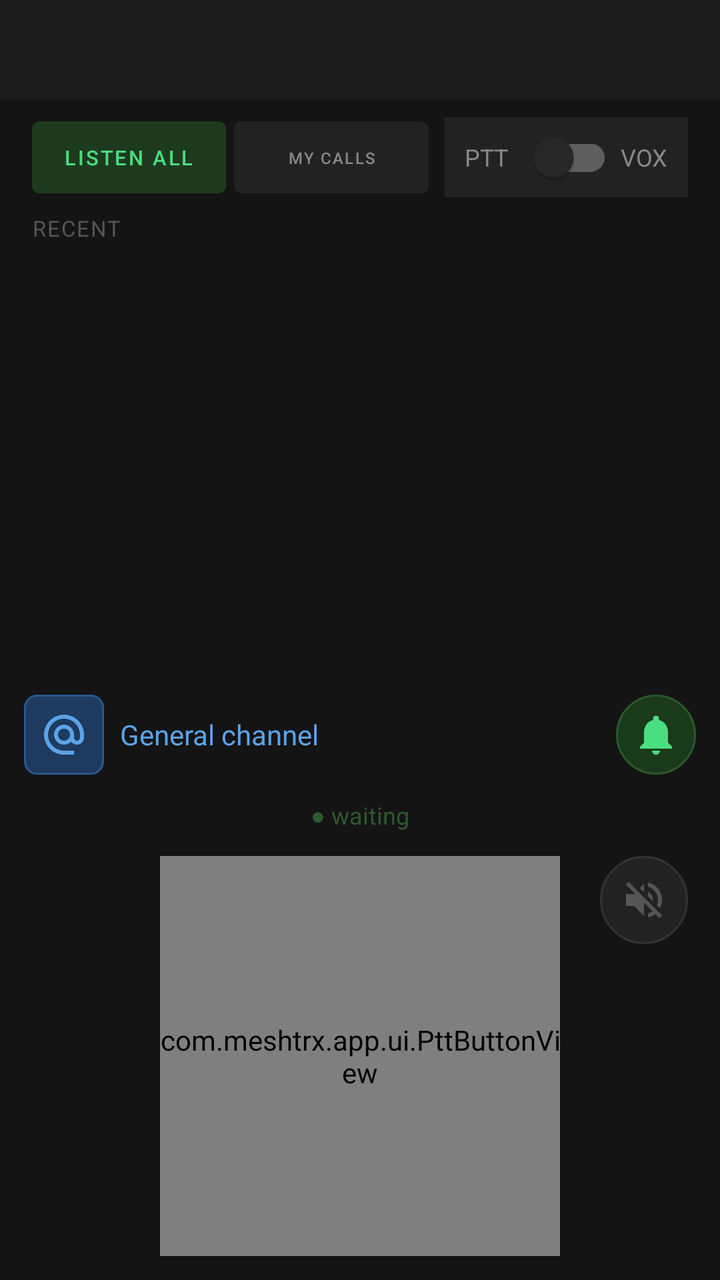
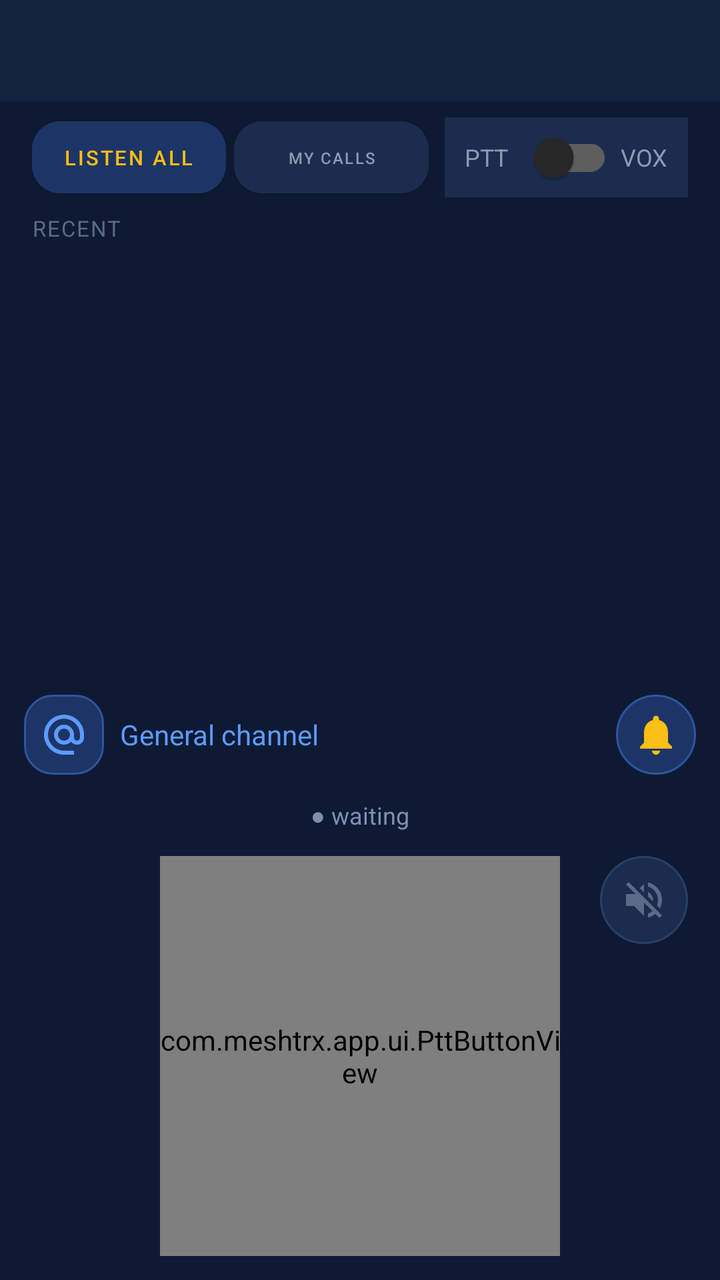

Screens rendered from an Android XML layout before and after an edit, with the pre-edit source and the edit as a unified diff.
<!-- AndroidManifest.xml: application theme Theme.MeshTRX -->
<!-- res/layout/fragment_voice.xml -->
<?xml version="1.0" encoding="utf-8"?>
<LinearLayout xmlns:android="http://schemas.android.com/apk/res/android"
    xmlns:app="http://schemas.android.com/apk/res-auto"
    android:layout_width="match_parent"
    android:layout_height="match_parent"
    android:orientation="vertical"
    android:background="#141414">

    
    <LinearLayout
        android:id="@+id/layoutNodeSummary"
        android:layout_width="match_parent" android:layout_height="wrap_content"
        android:orientation="vertical"
        android:background="#1a1a1a"
        android:paddingStart="16dp" android:paddingEnd="16dp"
        android:paddingTop="8dp" android:paddingBottom="8dp">

        <TextView android:id="@+id/tvSummaryNetwork"
            android:layout_width="match_parent" android:layout_height="wrap_content"
            android:textSize="12sp" android:textColor="#aaaaaa"
            android:maxLines="1" android:ellipsize="end" />

        <TextView android:id="@+id/tvSummaryLast"
            android:layout_width="match_parent" android:layout_height="wrap_content"
            android:textSize="12sp" android:textColor="#888888"
            android:layout_marginTop="2dp"
            android:maxLines="1" android:ellipsize="end" />
    </LinearLayout>

    
    <LinearLayout
        android:layout_width="match_parent" android:layout_height="wrap_content"
        android:orientation="horizontal" android:gravity="center_vertical"
        android:paddingStart="16dp" android:paddingEnd="16dp"
        android:paddingTop="8dp" android:paddingBottom="8dp">

        
        <LinearLayout
            android:layout_width="0dp" android:layout_height="40dp"
            android:layout_weight="1"
            android:orientation="horizontal" android:gravity="center_vertical">
            <Button android:id="@+id/btnListenAll"
                android:layout_width="0dp" android:layout_height="36dp" android:layout_weight="1"
                android:text="@string/listen_all"
                android:textColor="#4ade80" android:backgroundTint="#1e3a1e"
                android:minHeight="0dp" android:insetTop="0dp" android:insetBottom="0dp"
                android:maxLines="1"
                app:autoSizeTextType="uniform"
                app:autoSizeMinTextSize="8sp"
                app:autoSizeMaxTextSize="12sp" />
            <Button android:id="@+id/btnListenMy"
                android:layout_width="0dp" android:layout_height="36dp" android:layout_weight="1"
                android:text="@string/listen_private"
                android:textColor="#888888" android:backgroundTint="#222222"
                android:layout_marginStart="4dp"
                android:minHeight="0dp" android:insetTop="0dp" android:insetBottom="0dp"
                android:maxLines="1"
                app:autoSizeTextType="uniform"
                app:autoSizeMinTextSize="8sp"
                app:autoSizeMaxTextSize="12sp" />
        </LinearLayout>

        
        <LinearLayout
            android:layout_width="wrap_content" android:layout_height="40dp"
            android:orientation="horizontal" android:gravity="center_vertical"
            android:background="#222222"
            android:paddingStart="10dp" android:paddingEnd="10dp"
            android:layout_marginStart="8dp">
            <TextView android:layout_width="wrap_content" android:layout_height="wrap_content"
                android:text="PTT" android:textSize="12sp" android:textColor="#888888" />
            <com.google.android.material.switchmaterial.SwitchMaterial
                android:id="@+id/switchVox"
                android:layout_width="wrap_content" android:layout_height="wrap_content"
                android:layout_marginStart="4dp" android:layout_marginEnd="4dp" />
            <TextView android:layout_width="wrap_content" android:layout_height="wrap_content"
                android:text="VOX" android:textSize="12sp" android:textColor="#888888" />
        </LinearLayout>
    </LinearLayout>

    
    <TextView
        android:layout_width="wrap_content" android:layout_height="wrap_content"
        android:text="@string/recent" android:textSize="11sp" android:textColor="#555555"
        android:letterSpacing="0.06"
        android:paddingStart="16dp" android:layout_marginBottom="4dp" />

    <androidx.recyclerview.widget.RecyclerView
        android:id="@+id/rvRecentCalls"
        android:layout_width="match_parent"
        android:layout_height="0dp"
        android:layout_weight="1"
        android:paddingStart="16dp" android:paddingEnd="16dp"
        android:clipToPadding="false" />

    
    <LinearLayout
        android:layout_width="match_parent" android:layout_height="wrap_content"
        android:orientation="horizontal"
        android:gravity="center_vertical"
        android:paddingStart="12dp" android:paddingEnd="12dp"
        android:layout_marginBottom="8dp">

        
        <ImageButton android:id="@+id/btnSelectTarget"
            android:layout_width="40dp" android:layout_height="40dp"
            android:src="@drawable/ic_at"
            android:background="@drawable/btn_blue"
            android:scaleType="centerInside"
            android:contentDescription="@string/callsign"
            android:enabled="false" />

        
        <LinearLayout android:id="@+id/layoutTargetInfo"
            android:layout_width="0dp" android:layout_height="wrap_content"
            android:layout_weight="1"
            android:orientation="vertical"
            android:layout_marginStart="8dp" android:layout_marginEnd="8dp">
            <TextView android:id="@+id/tvTargetName"
                android:layout_width="wrap_content" android:layout_height="wrap_content"
                android:text="@string/general_channel"
                android:textSize="14sp" android:textColor="#5ba3e8" />
            <TextView android:id="@+id/tvTargetSignal"
                android:layout_width="wrap_content" android:layout_height="wrap_content"
                android:textSize="10sp" android:textColor="#888888"
                android:visibility="gone" />
        </LinearLayout>

        
        <TextView android:id="@+id/tvDeliveryStatus"
            android:layout_width="wrap_content" android:layout_height="wrap_content"
            android:textSize="11sp" android:textColor="#555555"
            android:visibility="gone"
            android:layout_marginEnd="8dp" />

        
        <ImageButton android:id="@+id/btnCall"
            android:layout_width="40dp" android:layout_height="40dp"
            android:src="@drawable/ic_call"
            android:background="@drawable/btn_circle_green"
            android:scaleType="centerInside"
            android:contentDescription="Call"
            android:enabled="false" />
    </LinearLayout>
    
    <TextView android:id="@+id/tvVoxState"
        android:layout_width="wrap_content" android:layout_height="wrap_content"
        android:layout_gravity="center_horizontal"
        android:textSize="12sp" android:textColor="#ff6b6b"
        android:visibility="gone" />

    
    <TextView android:id="@+id/tvStatusLine"
        android:layout_width="wrap_content" android:layout_height="wrap_content"
        android:layout_gravity="center_horizontal"
        android:text="@string/status_waiting" android:textSize="12sp" android:textColor="#2d5a2d"
        android:paddingStart="12dp" android:paddingEnd="12dp"
        android:paddingTop="4dp" android:paddingBottom="4dp"
        android:layout_marginBottom="4dp" />

    
    <FrameLayout
        android:layout_width="match_parent"
        android:layout_height="wrap_content"
        android:layout_marginTop="4dp"
        android:layout_marginBottom="12dp">

        
        <LinearLayout
            android:id="@+id/layoutRxInfo"
            android:layout_width="wrap_content"
            android:layout_height="wrap_content"
            android:orientation="vertical"
            android:layout_gravity="start|top"
            android:layout_marginStart="8dp"
            android:background="@drawable/bubble_incoming"
            android:padding="8dp"
            android:visibility="gone">
            <TextView android:id="@+id/tvRxCallSign"
                android:layout_width="wrap_content" android:layout_height="wrap_content"
                android:textSize="13sp" android:textColor="#4ade80" />
            <TextView android:id="@+id/tvRxSignal"
                android:layout_width="wrap_content" android:layout_height="wrap_content"
                android:textSize="10sp" android:textColor="#888888"
                android:layout_marginTop="2dp" />
        </LinearLayout>

        <com.meshtrx.app.ui.PttButtonView
            android:id="@+id/pttButton"
            android:layout_width="200dp"
            android:layout_height="200dp"
            android:layout_gravity="center_horizontal" />

        <ImageButton android:id="@+id/btnSpeaker"
            android:layout_width="44dp"
            android:layout_height="44dp"
            android:src="@drawable/ic_speaker_off"
            android:background="@drawable/btn_circle_gray"
            android:scaleType="centerInside"
            android:contentDescription="@string/speaker"
            android:layout_gravity="end|top"
            android:layout_marginEnd="16dp" />
    </FrameLayout>



</LinearLayout>
<!-- resources referenced by this layout -->
<resources>
  <!-- drawable btn_blue (drawable) -->
  <?xml version="1.0" encoding="utf-8"?>
  <shape xmlns:android="http://schemas.android.com/apk/res/android"
      android:shape="rectangle">
      <solid android:color="#1e3a5f" />
      <stroke android:width="1dp" android:color="#2a5a8f" />
      <corners android:radius="6dp" />
  </shape>
  <!-- drawable btn_circle_gray (drawable) -->
  <?xml version="1.0" encoding="utf-8"?>
  <shape xmlns:android="http://schemas.android.com/apk/res/android"
      android:shape="oval">
      <solid android:color="#222222" />
      <stroke android:width="1dp" android:color="#333333" />
  </shape>
  <!-- drawable btn_circle_green (drawable) -->
  <?xml version="1.0" encoding="utf-8"?>
  <shape xmlns:android="http://schemas.android.com/apk/res/android"
      android:shape="oval">
      <solid android:color="#1a3a1a" />
      <stroke android:width="1dp" android:color="#2a5a2a" />
  </shape>
  <!-- drawable bubble_incoming (drawable) -->
  <?xml version="1.0" encoding="utf-8"?>
  <shape xmlns:android="http://schemas.android.com/apk/res/android"
      android:shape="rectangle">
      <solid android:color="#2a2a2a" />
      <corners
          android:topLeftRadius="4dp"
          android:topRightRadius="12dp"
          android:bottomLeftRadius="12dp"
          android:bottomRightRadius="12dp" />
  </shape>
  <!-- drawable ic_at (drawable) -->
  <?xml version="1.0" encoding="utf-8"?>
  <vector xmlns:android="http://schemas.android.com/apk/res/android"
      android:width="24dp"
      android:height="24dp"
      android:viewportWidth="24"
      android:viewportHeight="24">
      <path
          android:fillColor="#5ba3e8"
          android:pathData="M12,2C6.48,2 2,6.48 2,12s4.48,10 10,10h5v-2h-5c-4.34,0 -8,-3.66 -8,-8s3.66,-8 8,-8 8,3.66 8,8v1.43c0,0.79 -0.71,1.57 -1.5,1.57s-1.5,-0.78 -1.5,-1.57V12c0,-2.76 -2.24,-5 -5,-5s-5,2.24 -5,5 2.24,5 5,5c1.38,0 2.64,-0.56 3.54,-1.47 0.65,0.89 1.77,1.47 2.96,1.47 1.97,0 3.5,-1.6 3.5,-3.57V12c0,-5.52 -4.48,-10 -10,-10zM12,15c-1.66,0 -3,-1.34 -3,-3s1.34,-3 3,-3 3,1.34 3,3 -1.34,3 -3,3z" />
  </vector>
  <!-- drawable ic_call (drawable) -->
  <vector xmlns:android="http://schemas.android.com/apk/res/android"
      android:width="24dp"
      android:height="24dp"
      android:viewportWidth="24"
      android:viewportHeight="24">
      <path
          android:fillColor="#4ade80"
          android:pathData="M12,22c1.1,0 2,-0.9 2,-2h-4c0,1.1 0.89,2 2,2zM18,16v-5c0,-3.07 -1.64,-5.64 -4.5,-6.32V4c0,-0.83 -0.67,-1.5 -1.5,-1.5S10.5,3.17 10.5,4v0.68C7.63,5.36 6,7.92 6,11v5l-2,2v1h16v-1l-2,-2z"/>
  </vector>
  <!-- drawable ic_speaker_off (drawable) -->
  <?xml version="1.0" encoding="utf-8"?>
  <vector xmlns:android="http://schemas.android.com/apk/res/android"
      android:width="24dp"
      android:height="24dp"
      android:viewportWidth="24"
      android:viewportHeight="24">
      <path
          android:fillColor="#555555"
          android:pathData="M16.5,12c0,-1.77 -1.02,-3.29 -2.5,-4.03v2.21l2.45,2.45c0.03,-0.2 0.05,-0.41 0.05,-0.63zM19,12c0,0.94 -0.2,1.82 -0.54,2.64l1.51,1.51C20.63,14.91 21,13.5 21,12c0,-4.28 -2.99,-7.86 -7,-8.77v2.06c2.89,0.86 5,3.54 5,6.71zM4.27,3L3,4.27 7.73,9H3v6h4l5,5v-6.73l4.25,4.25c-0.67,0.52 -1.42,0.93 -2.25,1.18v2.06c1.38,-0.31 2.63,-0.95 3.69,-1.81L19.73,21 21,19.73l-9,-9L4.27,3zM12,4L9.91,6.09 12,8.18V4z" />
  </vector>
  <style name="Theme.MeshTRX" parent="Theme.MaterialComponents.NoActionBar">
          <item name="colorPrimary">#4ade80</item>
          <item name="colorPrimaryVariant">#2d5a2d</item>
          <item name="colorOnPrimary">#141414</item>
          <item name="colorSecondary">#5ba3e8</item>
          <item name="colorOnSecondary">#141414</item>
          <item name="android:windowBackground">#141414</item>
          <item name="android:statusBarColor">#141414</item>
          <item name="android:navigationBarColor">#111111</item>
          <item name="android:windowLightStatusBar">false</item>
      </style>
  <!-- unchanged entries left out for length: 7 -->
</resources>

<!-- the commit's change to res/layout/fragment_voice.xml (unified diff, before → after) -->
@@ -4,25 +4,25 @@
     android:layout_width="match_parent"
     android:layout_height="match_parent"
     android:orientation="vertical"
-    android:background="#141414">
+    android:background="?attr/mtx_bg">
 
     
     <LinearLayout
         android:id="@+id/layoutNodeSummary"
         android:layout_width="match_parent" android:layout_height="wrap_content"
         android:orientation="vertical"
-        android:background="#1a1a1a"
+        android:background="?attr/mtx_surface"
         android:paddingStart="16dp" android:paddingEnd="16dp"
         android:paddingTop="8dp" android:paddingBottom="8dp">
 
         <TextView android:id="@+id/tvSummaryNetwork"
             android:layout_width="match_parent" android:layout_height="wrap_content"
-            android:textSize="12sp" android:textColor="#aaaaaa"
+            android:textSize="12sp" android:textColor="?attr/mtx_text2"
             android:maxLines="1" android:ellipsize="end" />
 
         <TextView android:id="@+id/tvSummaryLast"
             android:layout_width="match_parent" android:layout_height="wrap_content"
-            android:textSize="12sp" android:textColor="#888888"
+            android:textSize="12sp" android:textColor="?attr/mtx_text_muted"
             android:layout_marginTop="2dp"
             android:maxLines="1" android:ellipsize="end" />
     </LinearLayout>
@@ -42,7 +42,7 @@
             <Button android:id="@+id/btnListenAll"
                 android:layout_width="0dp" android:layout_height="36dp" android:layout_weight="1"
                 android:text="@string/listen_all"
-                android:textColor="#4ade80" android:backgroundTint="#1e3a1e"
+                android:textColor="?attr/mtx_accent" android:backgroundTint="?attr/mtx_secondary_bg"
                 android:minHeight="0dp" android:insetTop="0dp" android:insetBottom="0dp"
                 android:maxLines="1"
                 app:autoSizeTextType="uniform"
@@ -51,7 +51,7 @@
             <Button android:id="@+id/btnListenMy"
                 android:layout_width="0dp" android:layout_height="36dp" android:layout_weight="1"
                 android:text="@string/listen_private"
-                android:textColor="#888888" android:backgroundTint="#222222"
+                android:textColor="?attr/mtx_text_muted" android:backgroundTint="?attr/mtx_elevated"
                 android:layout_marginStart="4dp"
                 android:minHeight="0dp" android:insetTop="0dp" android:insetBottom="0dp"
                 android:maxLines="1"
@@ -64,24 +64,24 @@
         <LinearLayout
             android:layout_width="wrap_content" android:layout_height="40dp"
             android:orientation="horizontal" android:gravity="center_vertical"
-            android:background="#222222"
+            android:background="?attr/mtx_elevated"
             android:paddingStart="10dp" android:paddingEnd="10dp"
             android:layout_marginStart="8dp">
             <TextView android:layout_width="wrap_content" android:layout_height="wrap_content"
-                android:text="PTT" android:textSize="12sp" android:textColor="#888888" />
+                android:text="PTT" android:textSize="12sp" android:textColor="?attr/mtx_text_muted" />
             <com.google.android.material.switchmaterial.SwitchMaterial
                 android:id="@+id/switchVox"
                 android:layout_width="wrap_content" android:layout_height="wrap_content"
                 android:layout_marginStart="4dp" android:layout_marginEnd="4dp" />
             <TextView android:layout_width="wrap_content" android:layout_height="wrap_content"
-                android:text="VOX" android:textSize="12sp" android:textColor="#888888" />
+                android:text="VOX" android:textSize="12sp" android:textColor="?attr/mtx_text_muted" />
         </LinearLayout>
     </LinearLayout>
 
     
     <TextView
         android:layout_width="wrap_content" android:layout_height="wrap_content"
-        android:text="@string/recent" android:textSize="11sp" android:textColor="#555555"
+        android:text="@string/recent" android:textSize="11sp" android:textColor="?attr/mtx_text_dim"
         android:letterSpacing="0.06"
         android:paddingStart="16dp" android:layout_marginBottom="4dp" />
 
@@ -119,17 +119,17 @@
             <TextView android:id="@+id/tvTargetName"
                 android:layout_width="wrap_content" android:layout_height="wrap_content"
                 android:text="@string/general_channel"
-                android:textSize="14sp" android:textColor="#5ba3e8" />
+                android:textSize="14sp" android:textColor="?attr/mtx_secondary" />
             <TextView android:id="@+id/tvTargetSignal"
                 android:layout_width="wrap_content" android:layout_height="wrap_content"
-                android:textSize="10sp" android:textColor="#888888"
+                android:textSize="10sp" android:textColor="?attr/mtx_text_muted"
                 android:visibility="gone" />
         </LinearLayout>
 
         
         <TextView android:id="@+id/tvDeliveryStatus"
             android:layout_width="wrap_content" android:layout_height="wrap_content"
-            android:textSize="11sp" android:textColor="#555555"
+            android:textSize="11sp" android:textColor="?attr/mtx_text_dim"
             android:visibility="gone"
             android:layout_marginEnd="8dp" />
 
@@ -153,7 +153,7 @@
     <TextView android:id="@+id/tvStatusLine"
         android:layout_width="wrap_content" android:layout_height="wrap_content"
         android:layout_gravity="center_horizontal"
-        android:text="@string/status_waiting" android:textSize="12sp" android:textColor="#2d5a2d"
+        android:text="@string/status_waiting" android:textSize="12sp" android:textColor="?attr/mtx_text_faint"
         android:paddingStart="12dp" android:paddingEnd="12dp"
         android:paddingTop="4dp" android:paddingBottom="4dp"
         android:layout_marginBottom="4dp" />
@@ -178,10 +178,10 @@
             android:visibility="gone">
             <TextView android:id="@+id/tvRxCallSign"
                 android:layout_width="wrap_content" android:layout_height="wrap_content"
-                android:textSize="13sp" android:textColor="#4ade80" />
+                android:textSize="13sp" android:textColor="?attr/mtx_accent" />
             <TextView android:id="@+id/tvRxSignal"
                 android:layout_width="wrap_content" android:layout_height="wrap_content"
-                android:textSize="10sp" android:textColor="#888888"
+                android:textSize="10sp" android:textColor="?attr/mtx_text_muted"
                 android:layout_marginTop="2dp" />
         </LinearLayout>
 
<!-- resource entries referenced after the edit -->
@@ -4,34 +4,34 @@
   <?xml version="1.0" encoding="utf-8"?>
   <shape xmlns:android="http://schemas.android.com/apk/res/android"
       android:shape="rectangle">
-      <solid android:color="#1e3a5f" />
-      <stroke android:width="1dp" android:color="#2a5a8f" />
-      <corners android:radius="6dp" />
+      <solid android:color="?attr/mtx_secondary_bg" />
+      <stroke android:width="1dp" android:color="?attr/mtx_secondary_border" />
+      <corners android:radius="14dp" />
   </shape>
   <!-- drawable btn_circle_gray (drawable) -->
   <?xml version="1.0" encoding="utf-8"?>
   <shape xmlns:android="http://schemas.android.com/apk/res/android"
       android:shape="oval">
-      <solid android:color="#222222" />
-      <stroke android:width="1dp" android:color="#333333" />
+      <solid android:color="?attr/mtx_elevated" />
+      <stroke android:width="1dp" android:color="?attr/mtx_border_strong" />
   </shape>
   <!-- drawable btn_circle_green (drawable) -->
   <?xml version="1.0" encoding="utf-8"?>
   <shape xmlns:android="http://schemas.android.com/apk/res/android"
       android:shape="oval">
-      <solid android:color="#1a3a1a" />
-      <stroke android:width="1dp" android:color="#2a5a2a" />
+      <solid android:color="?attr/mtx_secondary_bg" />
+      <stroke android:width="1dp" android:color="?attr/mtx_secondary_border" />
   </shape>
   <!-- drawable bubble_incoming (drawable) -->
   <?xml version="1.0" encoding="utf-8"?>
   <shape xmlns:android="http://schemas.android.com/apk/res/android"
       android:shape="rectangle">
-      <solid android:color="#2a2a2a" />
+      <solid android:color="?attr/mtx_border" />
       <corners
-          android:topLeftRadius="4dp"
-          android:topRightRadius="12dp"
-          android:bottomLeftRadius="12dp"
-          android:bottomRightRadius="12dp" />
+          android:topLeftRadius="6dp"
+          android:topRightRadius="18dp"
+          android:bottomLeftRadius="18dp"
+          android:bottomRightRadius="18dp" />
   </shape>
   <!-- drawable ic_at (drawable) -->
   <?xml version="1.0" encoding="utf-8"?>
@@ -41,7 +41,7 @@
       android:viewportWidth="24"
       android:viewportHeight="24">
       <path
-          android:fillColor="#5ba3e8"
+          android:fillColor="?attr/mtx_secondary"
           android:pathData="M12,2C6.48,2 2,6.48 2,12s4.48,10 10,10h5v-2h-5c-4.34,0 -8,-3.66 -8,-8s3.66,-8 8,-8 8,3.66 8,8v1.43c0,0.79 -0.71,1.57 -1.5,1.57s-1.5,-0.78 -1.5,-1.57V12c0,-2.76 -2.24,-5 -5,-5s-5,2.24 -5,5 2.24,5 5,5c1.38,0 2.64,-0.56 3.54,-1.47 0.65,0.89 1.77,1.47 2.96,1.47 1.97,0 3.5,-1.6 3.5,-3.57V12c0,-5.52 -4.48,-10 -10,-10zM12,15c-1.66,0 -3,-1.34 -3,-3s1.34,-3 3,-3 3,1.34 3,3 -1.34,3 -3,3z" />
   </vector>
   <!-- drawable ic_call (drawable) -->
@@ -51,7 +51,7 @@
       android:viewportWidth="24"
       android:viewportHeight="24">
       <path
-          android:fillColor="#4ade80"
+          android:fillColor="?attr/mtx_accent"
           android:pathData="M12,22c1.1,0 2,-0.9 2,-2h-4c0,1.1 0.89,2 2,2zM18,16v-5c0,-3.07 -1.64,-5.64 -4.5,-6.32V4c0,-0.83 -0.67,-1.5 -1.5,-1.5S10.5,3.17 10.5,4v0.68C7.63,5.36 6,7.92 6,11v5l-2,2v1h16v-1l-2,-2z"/>
   </vector>
   <!-- drawable ic_speaker_off (drawable) -->
@@ -62,19 +62,42 @@
       android:viewportWidth="24"
       android:viewportHeight="24">
       <path
-          android:fillColor="#555555"
+          android:fillColor="?attr/mtx_text_dim"
           android:pathData="M16.5,12c0,-1.77 -1.02,-3.29 -2.5,-4.03v2.21l2.45,2.45c0.03,-0.2 0.05,-0.41 0.05,-0.63zM19,12c0,0.94 -0.2,1.82 -0.54,2.64l1.51,1.51C20.63,14.91 21,13.5 21,12c0,-4.28 -2.99,-7.86 -7,-8.77v2.06c2.89,0.86 5,3.54 5,6.71zM4.27,3L3,4.27 7.73,9H3v6h4l5,5v-6.73l4.25,4.25c-0.67,0.52 -1.42,0.93 -2.25,1.18v2.06c1.38,-0.31 2.63,-0.95 3.69,-1.81L19.73,21 21,19.73l-9,-9L4.27,3zM12,4L9.91,6.09 12,8.18V4z" />
   </vector>
   <style name="Theme.MeshTRX" parent="Theme.MaterialComponents.NoActionBar">
-          <item name="colorPrimary">#4ade80</item>
-          <item name="colorPrimaryVariant">#2d5a2d</item>
-          <item name="colorOnPrimary">#141414</item>
-          <item name="colorSecondary">#5ba3e8</item>
-          <item name="colorOnSecondary">#141414</item>
-          <item name="android:windowBackground">#141414</item>
-          <item name="android:statusBarColor">#141414</item>
-          <item name="android:navigationBarColor">#111111</item>
+          <item name="colorPrimary">#FABE14</item>
+          <item name="colorPrimaryVariant">#7F8FB0</item>
+          <item name="colorOnPrimary">#101E3C</item>
+          <item name="colorSecondary">#5B9BFF</item>
+          <item name="colorOnSecondary">#0E1A33</item>
+          <item name="android:windowBackground">#0E1A33</item>
+          <item name="android:statusBarColor">#0E1A33</item>
+          <item name="android:navigationBarColor">#0B152B</item>
           <item name="android:windowLightStatusBar">false</item>
+          
+          <item name="mtx_bg">#0E1A33</item>
+          <item name="mtx_bg_deep">#0B152B</item>
+          <item name="mtx_surface">#14233F</item>
+          <item name="mtx_elevated">#1B2C4E</item>
+          <item name="mtx_border">#22355A</item>
+          <item name="mtx_border_strong">#2A3F66</item>
+          <item name="mtx_accent">#FABE14</item>
+          <item name="mtx_on_accent">#101E3C</item>
+          <item name="mtx_secondary">#5B9BFF</item>
+          <item name="mtx_secondary_bg">#1D3566</item>
+          <item name="mtx_secondary_border">#2F55A0</item>
+          <item name="mtx_text">#EEF2FA</item>
+          <item name="mtx_text2">#C7D0E2</item>
+          <item name="mtx_text_muted">#8E9AB3</item>
+          <item name="mtx_text_dim">#5C6A88</item>
+          <item name="mtx_text_faint">#7F8FB0</item>
+          <item name="shapeAppearanceSmallComponent">@style/MeshTRX.Shape.Soft</item>
+          <item name="shapeAppearanceMediumComponent">@style/MeshTRX.Shape.Soft</item>
+      </style>
+  <style name="MeshTRX.Shape.Soft" parent="">
+          <item name="cornerFamily">rounded</item>
+          <item name="cornerSize">14dp</item>
       </style>
   <!-- unchanged entries left out for length: 7 -->
 </resources>
